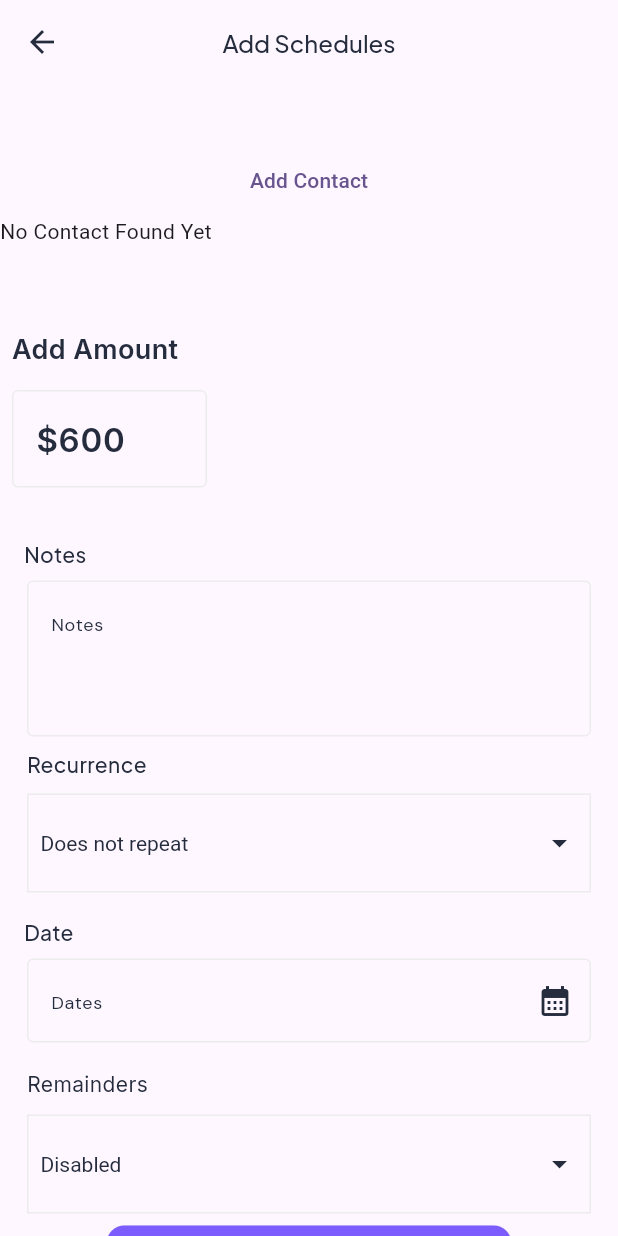
After one commit to fwdAndroid/oweflow, a Flutter app: the AddScheduleOffline screen opened directly, on a phone screen of 412 x 824 dp. The commit adds this screen. Run offline on Flutter 3.47's test engine with Material 3 defaults, Android fonts, the phone set to English and light mode, and no system bars; our stand-ins replace cloud_firestore, firebase_auth, firebase_core, google_fonts, sqflite, syncfusion_flutter_calendar; accounts and stored records are empty.

Commit message:
Schedules and Others

```diff
--- a/lib/localdatabase/local_db.dart
+++ b/lib/localdatabase/local_db.dart
@@ -24,6 +24,9 @@ class DatabaseMethod {
         );
         await db.execute(
           "CREATE TABLE IF NOT EXISTS completedtransactions(id INTEGER PRIMARY KEY, amount INTEGER, notes TEXT,status TEXT ,date TEXT, duedate Text, type TEXT,contact_id INTEGER, contact_name TEXT, FOREIGN KEY(contact_id) REFERENCES contacts(id))",
+        );
+        await db.execute(
+          "CREATE TABLE IF NOT EXISTS schedules(id INTEGER PRIMARY KEY, amount INTEGER, notes TEXT ,date TEXT, listRecrudesce Text, listRemainders TEXT,contact_id INTEGER, contact_name TEXT, FOREIGN KEY(contact_id) REFERENCES contacts(id))",
         );
       },
       onUpgrade: (db, oldVersion, newVersion) async {
@@ -53,6 +56,11 @@ class DatabaseMethod {
   Future<List<Map<String, dynamic>>> getAllTransactions() async {
     final db = await database;
     return await db.query('transactionsform');
+  }
+
+  Future<List<Map<String, dynamic>>> getSchedules() async {
+    final db = await database;
+    return await db.query('schedules');
   }
 
   Future<void> deleteTransaction(int id) async {
--- a/lib/offline_mode/dashboard/offline_account_page.dart
+++ b/lib/offline_mode/dashboard/offline_account_page.dart
@@ -1,8 +1,7 @@
 import 'package:flutter/material.dart';
 import 'package:google_fonts/google_fonts.dart';
 import 'package:oweflow/offline_mode/featuers/offline_pre_features.dart';
-import 'package:oweflow/screens/accountpages/schedueles_features.dart';
-import 'package:oweflow/selection_screen.dart';
+import 'package:oweflow/offline_mode/schedule/schedule_features_offline.dart';
 import 'package:oweflow/utils/colors.dart';
 
 class AccountPageOffline extends StatefulWidget {
@@ -71,7 +70,7 @@ class _AccountPageOfflineState extends State<AccountPageOffline> {
                   Navigator.push(
                       context,
                       MaterialPageRoute(
-                          builder: (builder) => SchedulesFeatures()));
+                          builder: (builder) => ScheduleFeaturesOffline()));
                 },
                 leading: Icon(
                   Icons.schedule,
--- /dev/null
+++ b/lib/offline_mode/schedule/add_schedule_offline.dart
@@ -0,0 +1,399 @@
+import 'package:flutter/material.dart';
+import 'package:flutter/widgets.dart';
+import 'package:google_fonts/google_fonts.dart';
+import 'package:intl/intl.dart';
+import 'package:oweflow/localdatabase/local_db.dart';
+import 'package:oweflow/offline_mode/offline_contact/offline_add_contact.dart';
+import 'package:oweflow/offline_mode/offline_dashboard.dart';
+import 'package:oweflow/utils/buttons.dart';
+import 'package:oweflow/utils/colors.dart';
+
+class AddScheduleOffline extends StatefulWidget {
+  const AddScheduleOffline({super.key});
+
+  @override
+  State<AddScheduleOffline> createState() => _AddScheduleOfflineState();
+}
+
+class _AddScheduleOfflineState extends State<AddScheduleOffline> {
+  TextEditingController _emailController = TextEditingController();
+  String dropdownValue = "Does not repeat";
+  String remainders = "Disabled";
+  bool isLoading = false;
+  List<String> listRecrudesce = <String>[
+    'Does not repeat',
+    'Every 2 weeks',
+    'Every month',
+  ];
+  List<String> listRemainders = <String>[
+    'Disabled',
+    'Weekly',
+    'Bi-Weekly',
+    'Monthly'
+  ];
+  TextEditingController _dateController = TextEditingController();
+  TextEditingController _notesController = TextEditingController();
+
+  List<Map<String, dynamic>> contacts = [];
+  String? selectedContactId;
+  String? selectedContactName;
+
+  List<String> selectedContacts = [];
+  @override
+  void initState() {
+    super.initState();
+    _fetchContacts();
+  }
+
+  Future<void> _fetchContacts() async {
+    DatabaseMethod dbMethod = DatabaseMethod();
+    List<Map<String, dynamic>> fetchedContacts =
+        await dbMethod.getAllContacts();
+    setState(() {
+      contacts = fetchedContacts;
+    });
+  }
+
+  @override
+  Widget build(BuildContext context) {
+    return Scaffold(
+      appBar: AppBar(
+        leading: IconButton(
+            onPressed: () {
+              Navigator.pop(context);
+            },
+            icon: Icon(
+              Icons.arrow_back,
+              color: black,
+            )),
+        centerTitle: true,
+        title: Text(
+          "Add Schedules",
+          style: GoogleFonts.plusJakartaSans(
+              color: black, fontWeight: FontWeight.w500, fontSize: 16),
+        ),
+      ),
+      body: SingleChildScrollView(
+        child: Column(
+          children: [
+            const SizedBox(
+              height: 40,
+            ),
+            TextButton(
+                onPressed: () {
+                  Navigator.push(
+                      context,
+                      MaterialPageRoute(
+                          builder: (builder) => AddContactOffline()));
+                },
+                child: Text("Add Contact")),
+            SizedBox(
+              height: 70,
+              width: MediaQuery.of(context).size.width,
+              child: contacts.isNotEmpty
+                  ? ListView.builder(
+                      scrollDirection: Axis.horizontal,
+                      itemCount: contacts.length,
+                      itemBuilder: (context, index) {
+                        var contact = contacts[index];
+                        return GestureDetector(
+                          onTap: () {
+                            setState(() {
+                              selectedContactId = contact['id'].toString();
+                              selectedContactName = contact['name'];
+                            });
+                            print(selectedContactName);
+                          },
+                          child: Padding(
+                            padding: const EdgeInsets.all(8.0),
+                            child: Container(
+                              width: 100,
+                              height: 100,
+                              decoration: BoxDecoration(
+                                  color: selectedContactName == contact['name']
+                                      ? Colors
+                                          .green // Change color to green when selected
+                                      : Colors.white,
+                                  borderRadius:
+                                      BorderRadius.all(Radius.circular(15))),
+                              child: Center(
+                                child: Padding(
+                                  padding: const EdgeInsets.all(8.0),
+                                  child: Text(
+                                    contact['name'],
+                                    style: GoogleFonts.plusJakartaSans(
+                                        color: black,
+                                        fontWeight: FontWeight.w500,
+                                        fontSize: 14),
+                                    textAlign: TextAlign.center,
+                                  ),
+                                ),
+                              ),
+                            ),
+                          ),
+                        );
+                      })
+                  : Text("No Contact Found Yet"),
+            ),
+            Padding(
+              padding: const EdgeInsets.all(8.0),
+              child: Align(
+                alignment: AlignmentDirectional.topStart,
+                child: Text(
+                  'Add Amount',
+                  textAlign: TextAlign.center,
+                  style: GoogleFonts.inter(
+                    color: black,
+                    fontSize: 18,
+                    fontWeight: FontWeight.w600,
+                    height: 0,
+                  ),
+                ),
+              ),
+            ),
+            Padding(
+              padding: const EdgeInsets.all(8.0),
+              child: Align(
+                alignment: AlignmentDirectional.topStart,
+                child: Container(
+                  width: 130,
+                  child: TextFormField(
+                    keyboardType: TextInputType.number,
+                    controller: _emailController,
+                    style: GoogleFonts.dmSans(color: black),
+                    decoration: InputDecoration(
+                        enabledBorder: OutlineInputBorder(
+                            borderSide: BorderSide(color: borderColor)),
+                        errorBorder: OutlineInputBorder(
+                            borderSide: BorderSide(color: borderColor)),
+                        focusedBorder: OutlineInputBorder(
+                            borderSide: BorderSide(color: borderColor)),
+                        border: OutlineInputBorder(
+                            borderSide: BorderSide(color: borderColor)),
+                        hintText: "\$600",
+                        hintStyle: GoogleFonts.inter(
+                            color: black,
+                            fontSize: 22,
+                            fontWeight: FontWeight.w600)),
+                  ),
+                ),
+              ),
+            ),
+            const SizedBox(
+              height: 10,
+            ),
+            Padding(
+              padding: const EdgeInsets.only(top: 16.0, left: 16),
+              child: Align(
+                alignment: AlignmentDirectional.topStart,
+                child: Text(
+                  'Notes',
+                  style: GoogleFonts.plusJakartaSans(
+                      color: black, fontWeight: FontWeight.w500, fontSize: 14),
+                ),
+              ),
+            ),
+            Container(
+              margin: const EdgeInsets.only(left: 10, right: 10),
+              padding: const EdgeInsets.all(8),
+              child: TextFormField(
+                controller: _notesController,
+                maxLines: 3,
+                style: GoogleFonts.dmSans(color: black),
+                decoration: InputDecoration(
+                    enabledBorder: OutlineInputBorder(
+                        borderSide: BorderSide(color: borderColor)),
+                    errorBorder: OutlineInputBorder(
+                        borderSide: BorderSide(color: borderColor)),
+                    focusedBorder: OutlineInputBorder(
+                        borderSide: BorderSide(color: borderColor)),
+                    border: OutlineInputBorder(
+                        borderSide: BorderSide(color: borderColor)),
+                    hintText: "Notes",
+                    hintStyle: GoogleFonts.dmSans(color: black, fontSize: 12)),
+              ),
+            ),
+            Column(
+              crossAxisAlignment: CrossAxisAlignment.start,
+              children: [
+                Container(
+                  margin: EdgeInsets.only(bottom: 10, left: 18),
+                  child: Text(
+                    "Recurrence",
+                    style: GoogleFonts.plusJakartaSans(
+                        color: black,
+                        fontWeight: FontWeight.w500,
+                        fontSize: 14),
+                  ),
+                ),
+                Container(
+                    decoration:
+                        BoxDecoration(border: Border.all(color: borderColor)),
+                    margin: const EdgeInsets.only(left: 18, right: 18),
+                    padding: const EdgeInsets.all(8),
+                    child: DropdownButton<String>(
+                      isExpanded: true,
+                      value: dropdownValue,
+                      icon: Icon(
+                        Icons.arrow_drop_down,
+                        color: black,
+                      ),
+                      dropdownColor: Colors.transparent,
+                      style: TextStyle(color: Colors.black),
+                      elevation: 16,
+                      underline: Container(
+                        height: 0,
+                      ),
+                      onChanged: (String? value) {
+                        // This is called when the user selects an item.
+                        setState(() {
+                          dropdownValue = value!;
+                        });
+                      },
+                      items: listRecrudesce
+                          .map<DropdownMenuItem<String>>((String value) {
+                        return DropdownMenuItem<String>(
+                          value: value,
+                          child: Text(
+                            value,
+                            style: TextStyle(color: black),
+                          ),
+                        );
+                      }).toList(),
+                    )),
+              ],
+            ),
+            Padding(
+              padding: const EdgeInsets.only(top: 16.0, left: 16),
+              child: Align(
+                alignment: AlignmentDirectional.topStart,
+                child: Text(
+                  'Date',
+                  style: GoogleFonts.plusJakartaSans(
+                      color: black, fontWeight: FontWeight.w500, fontSize: 14),
+                ),
+              ),
+            ),
+            Container(
+              margin: const EdgeInsets.only(left: 10, right: 10),
+              padding: const EdgeInsets.all(8),
+              child: TextFormField(
+                onTap: () {
+                  _selectDate(); // Call Function that has showDatePicker()
+                },
+                controller: _dateController,
+                style: GoogleFonts.dmSans(color: black),
+                decoration: InputDecoration(
+                    suffixIcon: Icon(
+                      Icons.calendar_month,
+                      color: black,
+                    ),
+                    enabledBorder: OutlineInputBorder(
+                        borderSide: BorderSide(color: borderColor)),
+                    errorBorder: OutlineInputBorder(
+                        borderSide: BorderSide(color: borderColor)),
+                    focusedBorder: OutlineInputBorder(
+                        borderSide: BorderSide(color: borderColor)),
+                    border: OutlineInputBorder(
+                        borderSide: BorderSide(color: borderColor)),
+                    hintText: "Dates",
+                    hintStyle: GoogleFonts.dmSans(color: black, fontSize: 12)),
+              ),
+            ),
+            Column(
+              crossAxisAlignment: CrossAxisAlignment.start,
+              children: [
+                Container(
+                  margin: EdgeInsets.only(bottom: 10, left: 18, top: 10),
+                  child: Text(
+                    "Remainders",
+                    style: GoogleFonts.inter(color: black),
+                  ),
+                ),
+                Container(
+                    decoration:
+                        BoxDecoration(border: Border.all(color: borderColor)),
+                    margin: const EdgeInsets.only(left: 18, right: 18),
+                    padding: const EdgeInsets.all(8),
+                    child: DropdownButton<String>(
+                      isExpanded: true,
+                      value: remainders,
+                      icon: Icon(
+                        Icons.arrow_drop_down,
+                        color: black,
+                      ),
+                      style: TextStyle(color: Colors.black),
+                      elevation: 16,
+                      underline: Container(
+                        height: 0,
+                      ),
+                      onChanged: (String? value) {
+                        // This is called when the user selects an item.
+                        setState(() {
+                          remainders = value!;
+                        });
+                      },
+                      items: listRemainders
+                          .map<DropdownMenuItem<String>>((String value) {
+                        return DropdownMenuItem<String>(
+                          value: value,
+                          child: Text(
+                            value,
+                            style: TextStyle(color: black),
+                          ),
+                        );
+                      }).toList(),
+                    )),
+              ],
+            ),
+            Padding(
+              padding: const EdgeInsets.all(8.0),
+              child: SaveButton(
+                  onTap: () async {
+                    if (_emailController.text.isEmpty) {
+                      ScaffoldMessenger.of(context).showSnackBar(
+                          SnackBar(content: Text("Amount is Required")));
+                    } else if (_dateController.text.isEmpty) {
+                      ScaffoldMessenger.of(context).showSnackBar(
+                          SnackBar(content: Text("Date is Required")));
+                    } else {
+                      setState(() {
+                        isLoading = true;
+                      });
+
+                      setState(() {
+                        isLoading = false;
+                      });
+                      Navigator.push(
+                          context,
+                          MaterialPageRoute(
+                              builder: (builder) => OfflineDashboard()));
+                      ScaffoldMessenger.of(context).showSnackBar(
+                          SnackBar(content: Text("Schedule is Created")));
+                    }
+                  },
+                  title: "Save"),
+            ),
+          ],
+        ),
+      ),
+    );
+  }
+
+//Functions
+  void _selectDate() async {
+    DateTime? pickedDate = await showDatePicker(
+      context: context,
+      initialDate: DateTime.now(),
+      firstDate: DateTime(2000),
+      lastDate: DateTime(2101),
+    );
+
+    if (pickedDate != null && pickedDate != DateTime.now()) {
+      // Update the text field with the selected date
+      setState(() {
+        _dateController.text = DateFormat('yyyy-MM-dd').format(pickedDate);
+      });
+    }
+  }
+}
--- a/lib/screens/auth/sign_in_page.dart
+++ b/lib/screens/auth/sign_in_page.dart
@@ -18,7 +18,7 @@ class _SignInPageState extends State<SignInPage> {
   TextEditingController _emailController = TextEditingController();
   TextEditingController _passwordController = TextEditingController();
   bool _isLoading = false;
-  bool _obscureText = true;
+  bool _obscureText = false;
   @override
   Widget build(BuildContext context) {
     return Scaffold(
```
Also changed, not shown: lib/offline_mode/schedule/schedule_features_offline.dart (added, +219 -0 lines).
